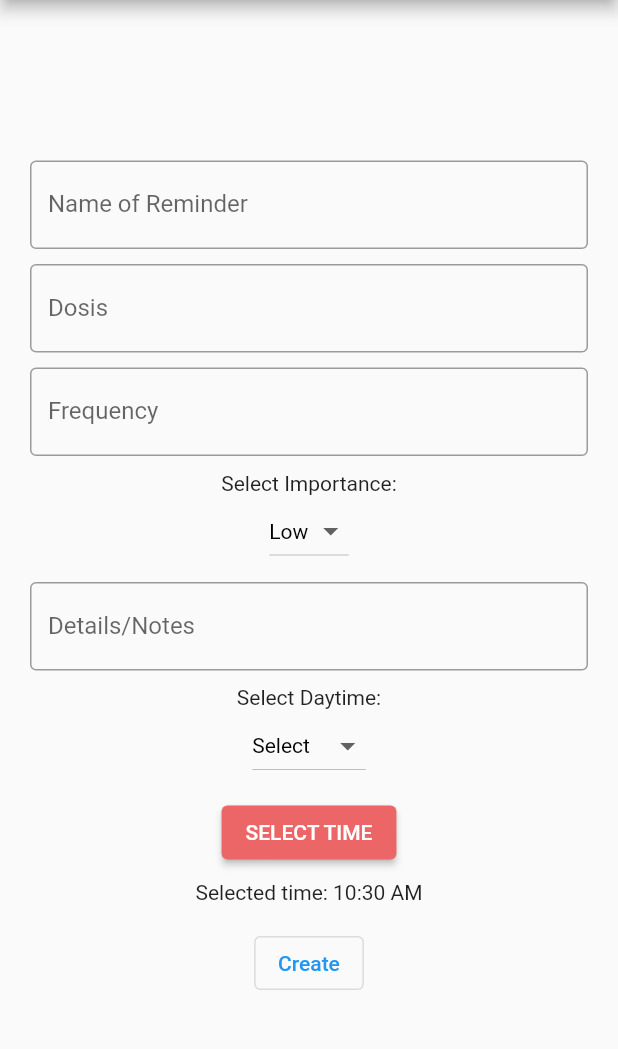
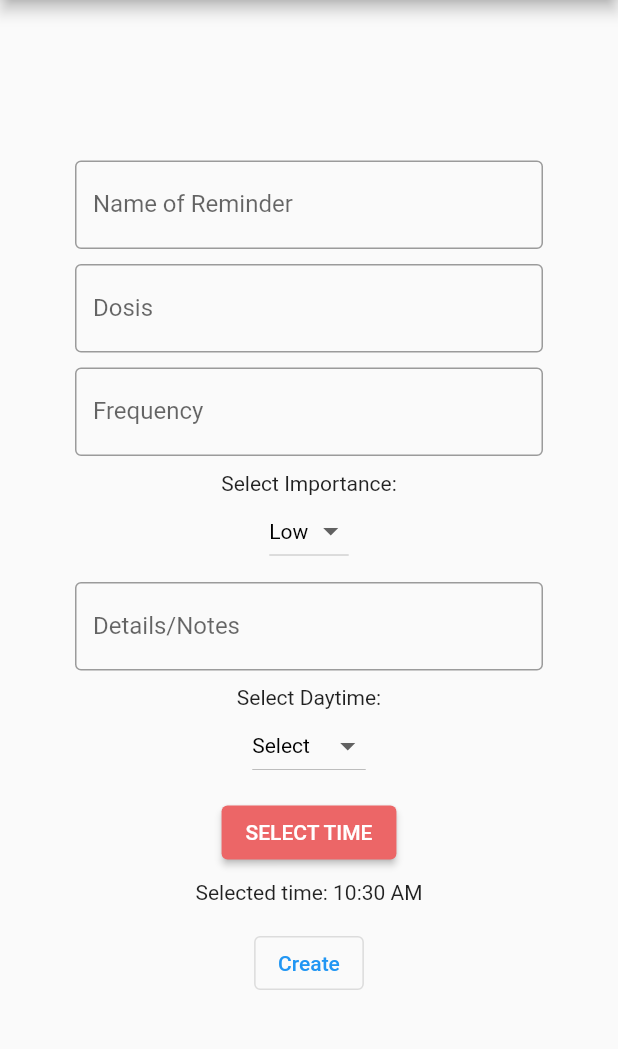
Before and after one commit to tobias-mack/tabmind, a Flutter app: the CreationPageView screen opened directly, on a phone screen of 412 x 824 dp, the part 84-1133 px from its top. Run offline on Flutter 3.47's test engine with Material 2 defaults, Android fonts, the phone set to English and light mode, and no system bars; our stand-ins replace flutter_riverpod, freezed_annotation, table_calendar.

Commit message:
CreationPage: fixed BottomOverflow

```diff
--- a/lib/pages/creationPage/creationPage_view.dart
+++ b/lib/pages/creationPage/creationPage_view.dart
@@ -46,6 +46,7 @@ class _CreationPageViewState extends State<CreationPageView> {
   @override
   Widget build(BuildContext context) {
     return Scaffold(
+      resizeToAvoidBottomInset: false,
       appBar: AppBar(
         backgroundColor: Colors.white,
         title: const Image(
@@ -63,6 +64,8 @@ class _CreationPageViewState extends State<CreationPageView> {
         centerTitle: true,
       ),
       body: Center(
+        child: SingleChildScrollView(
+          padding: EdgeInsets.all(30),
           child: Column(
             mainAxisAlignment: MainAxisAlignment.center,
             children: [
@@ -172,10 +175,10 @@ class _CreationPageViewState extends State<CreationPageView> {
                     // Respond to button press
                   },
                   child: Text("Create"),
-
                 ),
               ),
             ],
+          ),
         ),
       ),
     );
```
Lines whose indentation alone changed are shown as unchanged.
